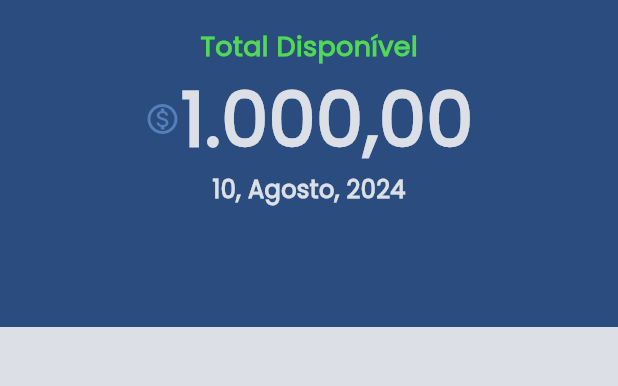
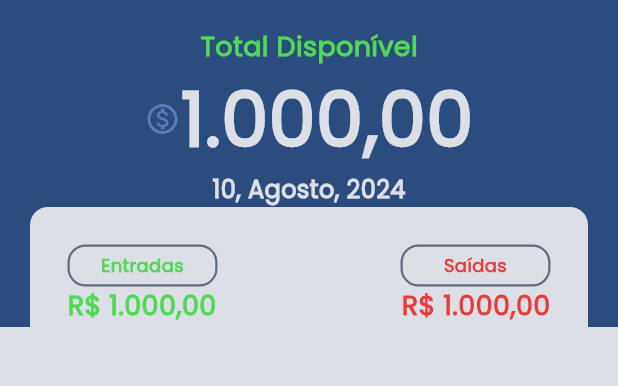
Before and after one commit to nickolas-silva/spending_pad, a Flutter app: the screen it shows after launch, on a phone screen of 412 x 824 dp, the part 72-458 px from its top. Run offline on Flutter 3.47's test engine with Material 3 defaults, Android fonts, the phone set to English and light mode, and no system bars; our stand-ins replace get; missing offline and left inert: validatorless.

Commit message:
add: spends

```diff
--- a/lib/main.dart
+++ b/lib/main.dart
@@ -20,7 +20,7 @@
       theme: ThemeData(
         fontFamily: 'Poppins',
       ),
-      //home: Home(),
+
       getPages: [
         GetPage(
           name: '/login',
--- a/lib/view/pages/home/home_page.dart
+++ b/lib/view/pages/home/home_page.dart
@@ -70,6 +70,93 @@ class HomePage extends StatelessWidget {
                     ),
                   ),
 
+                  //Entradas e Saidas
+                  Padding(
+                    padding: const EdgeInsets.symmetric(horizontal: 20),
+                    child: Container(
+                      decoration: BoxDecoration(
+                        color: white,
+                        borderRadius: BorderRadius.circular(12)
+
+                      ),
+                      padding: const EdgeInsets.all(25),
+                      child: Column(
+                        children: [
+                          Row(
+                            mainAxisAlignment: MainAxisAlignment.spaceBetween,
+                            children: [
+                              Container(
+                                width: 100,
+                                padding: const EdgeInsets.all(4),
+                                decoration: BoxDecoration(
+                                  borderRadius: BorderRadius.circular(12),
+                                  color: white,
+                                  border: Border.all(
+                                    color: lightGrey,
+                                    width: 1.5
+                                  )
+                                ),
+                                child: Text(
+                                  textAlign: TextAlign.center,
+                                  'Entradas',
+                                  style: TextStyle(
+
+                                    color: green,
+                                    fontSize: 12,
+                                    fontWeight: FontWeight.bold
+                                  ),
+                                ),
+                              ),
+
+                              Container(
+                                width: 100,
+                                padding: const EdgeInsets.all(4),
+                                decoration: BoxDecoration(
+                                  borderRadius: BorderRadius.circular(12),
+                                  color: white,
+                                  border: Border.all(
+                                    color: lightGrey, width: 1.5
+                                  )
+                                ),
+                                child: Text(
+                                  textAlign: TextAlign.center,
+                                  'Saídas',
+                                  style: TextStyle(
+                                    color: red,
+                                    fontSize: 12,
+                                    fontWeight: FontWeight.bold
+                                  ),
+                                ),
+                              )
+                            ],
+                          ),
+
+                          Row(
+                            mainAxisAlignment: MainAxisAlignment.spaceBetween,
+                            children: [
+                              Text(
+                                'R\$ 1.000,00',
+                                style: TextStyle(
+                                  color: green,
+                                  fontSize: 18,
+                                  fontWeight: FontWeight.bold
+                                ),
+                              ),
+
+                              Text(
+                                'R\$ 1.000,00',
+                                style: TextStyle(
+                                  color: red,
+                                  fontSize: 18,
+                                  fontWeight: FontWeight.bold
+                                ),
+                              )
+                            ],
+                          )
+                        ],
+                      ),
+                    ),
+                  )
 
 
 
--- a/lib/view/utils/colors.dart
+++ b/lib/view/utils/colors.dart
@@ -6,3 +6,4 @@ var lightBlue = const Color(0xFF567EBB);
 var lightGrey = const Color(0xFF606D80);
 var white = const Color(0xFFDCE0E6);
 var green = const Color(0xFF50D856);
+var red = const Color(0xFFE83C3C);
```
